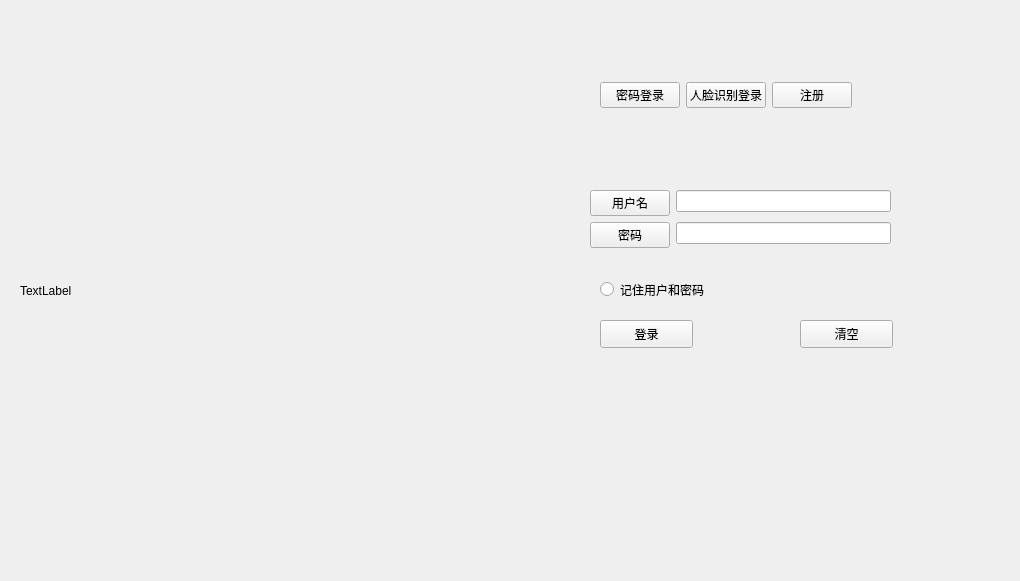
This is window/register.ui in zzuwcc/zzu-12 as Qt 5 draws it before an edit. The edited form follows.
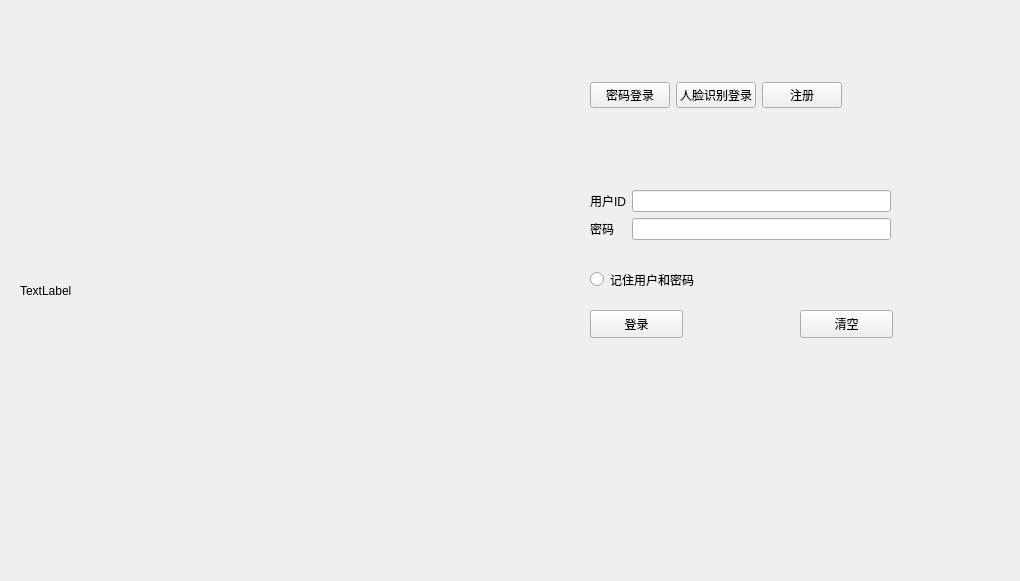
This is the edited form. The open tabs and pages were chosen to show the change.

The edit to the form file:
```diff
--- a/window/register.ui
+++ b/window/register.ui
@@ -19,10 +19,10 @@
   <widget class="QWidget" name="horizontalLayoutWidget">
    <property name="geometry">
     <rect>
-     <x>600</x>
+     <x>590</x>
      <y>80</y>
      <width>451</width>
-     <height>30</height>
+     <height>31</height>
     </rect>
    </property>
    <layout class="QHBoxLayout" name="horizontalLayout">
@@ -42,6 +42,9 @@
     </item>
     <item>
      <widget class="QPushButton" name="pushButton_3">
+      <property name="styleSheet">
+       <string notr="true"/>
+      </property>
       <property name="text">
        <string>注册</string>
       </property>
@@ -66,9 +69,9 @@
    <property name="geometry">
     <rect>
      <x>590</x>
-     <y>180</y>
+     <y>140</y>
      <width>411</width>
-     <height>311</height>
+     <height>341</height>
     </rect>
    </property>
    <property name="currentIndex">
@@ -78,8 +81,8 @@
     <widget class="QPushButton" name="pushButton_4">
      <property name="geometry">
       <rect>
-       <x>10</x>
-       <y>140</y>
+       <x>0</x>
+       <y>170</y>
        <width>93</width>
        <height>28</height>
       </rect>
@@ -92,7 +95,7 @@
      <property name="geometry">
       <rect>
        <x>210</x>
-       <y>140</y>
+       <y>170</y>
        <width>93</width>
        <height>28</height>
       </rect>
@@ -104,8 +107,8 @@
     <widget class="QRadioButton" name="radioButton">
      <property name="geometry">
       <rect>
-       <x>10</x>
-       <y>100</y>
+       <x>0</x>
+       <y>130</y>
        <width>141</width>
        <height>19</height>
       </rect>
@@ -118,32 +121,32 @@
      <property name="geometry">
       <rect>
        <x>0</x>
-       <y>10</y>
+       <y>50</y>
        <width>301</width>
        <height>65</height>
       </rect>
      </property>
      <layout class="QFormLayout" name="formLayout">
-      <item row="0" column="0">
-       <widget class="QPushButton" name="pushButton_10">
-        <property name="text">
-         <string>用户名</string>
-        </property>
-       </widget>
-      </item>
       <item row="0" column="1">
        <widget class="QLineEdit" name="lineEdit_4"/>
       </item>
-      <item row="1" column="0">
-       <widget class="QPushButton" name="pushButton_11">
-        <property name="text">
-         <string>密码</string>
-        </property>
-       </widget>
-      </item>
       <item row="1" column="1">
        <widget class="QLineEdit" name="lineEdit_5"/>
       </item>
+      <item row="0" column="0">
+       <widget class="QLabel" name="label_2">
+        <property name="text">
+         <string>用户ID</string>
+        </property>
+       </widget>
+      </item>
+      <item row="1" column="0">
+       <widget class="QLabel" name="label_7">
+        <property name="text">
+         <string>密码</string>
+        </property>
+       </widget>
+      </item>
      </layout>
     </widget>
    </widget>
```
Left out of the diff: 156 changed lines with no effect on the pictures.
